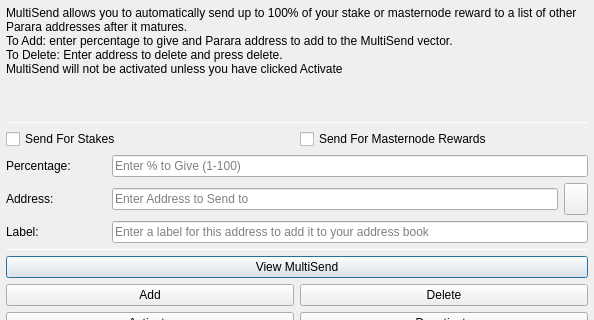
First picture: the form in src/qt/forms/multisenddialog.ui, repository phoenixkonsole/papara, before the edit; both pictures show x 0 to 594 and y 0 to 320 of the 594 by 526 pixel window.
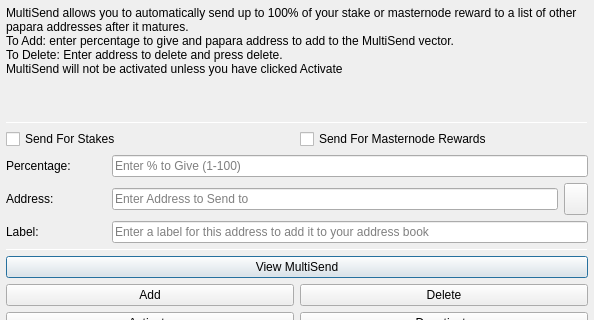
Second picture: the form after the edit. Icons and pictures are not drawn.

Patch:
```diff
--- a/src/qt/forms/multisenddialog.ui
+++ b/src/qt/forms/multisenddialog.ui
@@ -28,8 +28,8 @@
         <number>1</number>
        </property>
        <property name="text">
-        <string>MultiSend allows you to automatically send up to 100% of your stake or masternode reward to a list of other Parara addresses after it matures.
-To Add: enter percentage to give and Parara address to add to the MultiSend vector.
+        <string>MultiSend allows you to automatically send up to 100% of your stake or masternode reward to a list of other papara addresses after it matures.
+To Add: enter percentage to give and papara address to add to the MultiSend vector.
 To Delete: Enter address to delete and press delete.
 MultiSend will not be activated unless you have clicked Activate</string>
        </property>
```
Left out of the diff: 4 changed lines with no effect on the pictures.
